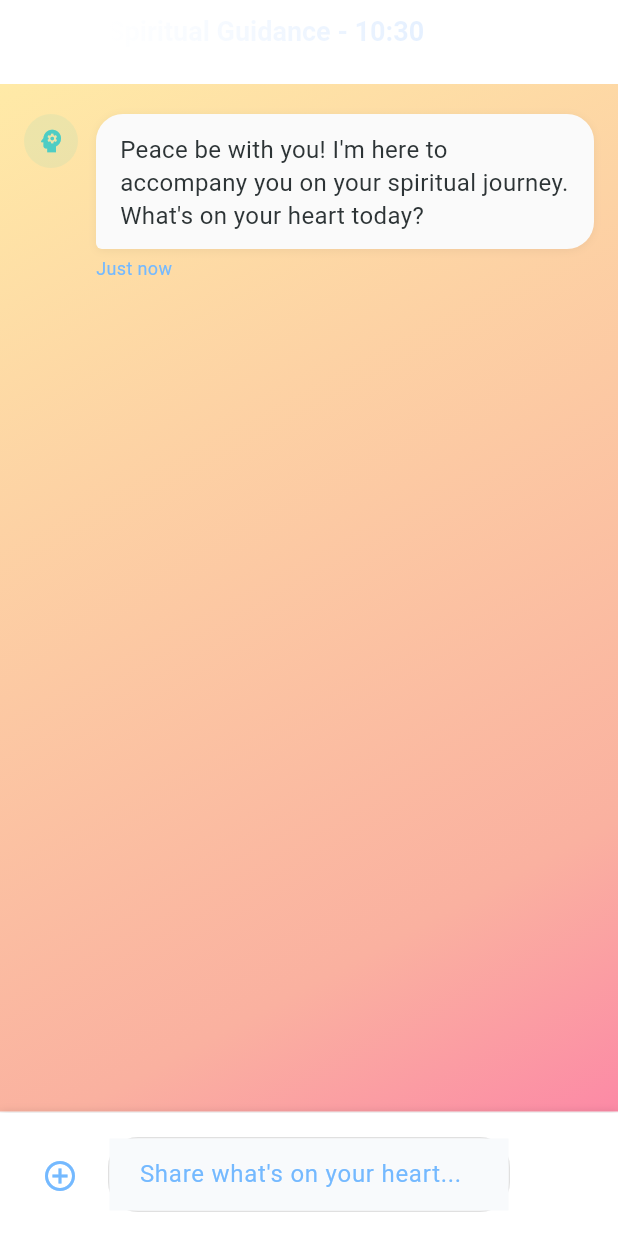
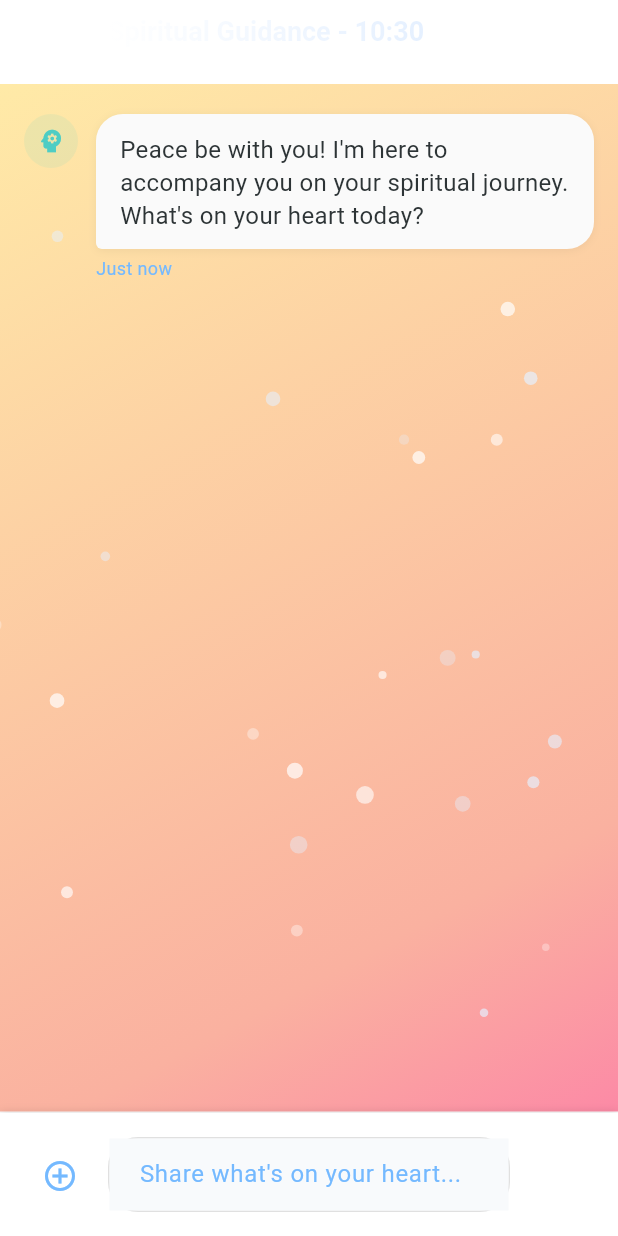
Before and after one commit to ronospace/HealPray, a Flutter app: the ChatScreen screen opened by its route, on a phone screen of 412 x 824 dp. Run offline on Flutter 3.47's test engine with Material 3 defaults, Android fonts, the light colour scheme and no system bars; our stand-ins replace cloud_firestore, connectivity_plus, device_info_plus, equatable, firebase_analytics, firebase_auth and 19 more; accounts and stored records are empty; generated files the repository leaves out were written again; Roboto replaces fonts that are missing (Poppins).

Commit message:
✨ Advanced design enhancements - Premium spiritual experience
🎨 New Design Features:
- FloatingParticles: Beautiful atmospheric particle animations
- EnhancedGlassCard: Shimmer effects + smooth press interactions
- Animated gradient backgrounds with particles across all screens
- Enhanced micro-interactions with scale animations

💎 Enhanced Components:
- Spiritual quote card with shimmer effect
- Daily streak card with enhanced glassmorphism
- Mood summary card with premium glass styling
- Recent activity cards with shimmer and enhanced depth
- All quick action buttons with gradient glass effects

🌟 Visual Improvements:
- Consistent white text on gradient backgrounds
- Improved contrast and readability
- Joyful, uplifting color palette
- Smooth animations throughout
- Professional depth with enhanced shadows

✅ Results:
- World-class spiritual wellness app design
- Happy, peaceful, and inspiring aesthetics
- Smooth 60fps animations
- Premium feel throughout the entire app

```diff
--- a/healpray_mobile/lib/core/widgets/animated_gradient_background.dart
+++ b/healpray_mobile/lib/core/widgets/animated_gradient_background.dart
@@ -1,4 +1,5 @@
 import 'package:flutter/material.dart';
+import 'floating_particles.dart';
 
 /// Flow AI-style animated gradient background
 /// Smooth transitions between colors based on time and context
@@ -8,11 +9,13 @@ class AnimatedGradientBackground extends StatefulWidget {
     required this.child,
     this.gradientColors,
     this.animationDuration = const Duration(seconds: 3),
+    this.enableParticles = true,
   });
 
   final Widget child;
   final List<Color>? gradientColors;
   final Duration animationDuration;
+  final bool enableParticles;
 
   @override
   State<AnimatedGradientBackground> createState() =>
@@ -64,7 +67,20 @@ class _AnimatedGradientBackgroundState
               ],
             ),
           ),
-          child: widget.child,
+          child: Stack(
+            children: [
+              // Floating particles layer
+              if (widget.enableParticles)
+                const Positioned.fill(
+                  child: FloatingParticles(
+                    numberOfParticles: 30,
+                    colors: [Colors.white, Color(0xFFE5F0FF)],
+                  ),
+                ),
+              // Content
+              widget.child,
+            ],
+          ),
         );
       },
     );
--- /dev/null
+++ b/healpray_mobile/lib/core/widgets/floating_particles.dart
@@ -0,0 +1,132 @@
+import 'dart:math';
+import 'package:flutter/material.dart';
+
+/// Floating particles animation for atmospheric background effects
+class FloatingParticles extends StatefulWidget {
+  const FloatingParticles({
+    super.key,
+    this.numberOfParticles = 30,
+    this.colors = const [Colors.white, Color(0xFFE5F0FF)],
+    this.minSize = 2.0,
+    this.maxSize = 6.0,
+  });
+
+  final int numberOfParticles;
+  final List<Color> colors;
+  final double minSize;
+  final double maxSize;
+
+  @override
+  State<FloatingParticles> createState() => _FloatingParticlesState();
+}
+
+class _FloatingParticlesState extends State<FloatingParticles>
+    with SingleTickerProviderStateMixin {
+  late AnimationController _controller;
+  final List<Particle> _particles = [];
+  final Random _random = Random();
+
+  @override
+  void initState() {
+    super.initState();
+    _controller = AnimationController(
+      vsync: this,
+      duration: const Duration(seconds: 20),
+    )..repeat();
+
+    // Initialize particles
+    for (int i = 0; i < widget.numberOfParticles; i++) {
+      _particles.add(_createParticle());
+    }
+  }
+
+  Particle _createParticle() {
+    return Particle(
+      x: _random.nextDouble(),
+      y: _random.nextDouble(),
+      size: widget.minSize +
+          _random.nextDouble() * (widget.maxSize - widget.minSize),
+      color: widget.colors[_random.nextInt(widget.colors.length)]
+          .withOpacity(0.3 + _random.nextDouble() * 0.4),
+      speedX: (_random.nextDouble() - 0.5) * 0.002,
+      speedY: -0.001 - _random.nextDouble() * 0.002,
+    );
+  }
+
+  @override
+  void dispose() {
+    _controller.dispose();
+    super.dispose();
+  }
+
+  @override
+  Widget build(BuildContext context) {
+    return AnimatedBuilder(
+      animation: _controller,
+      builder: (context, child) {
+        // Update particle positions
+        for (var particle in _particles) {
+          particle.x += particle.speedX;
+          particle.y += particle.speedY;
+
+          // Reset particles that go off screen
+          if (particle.y < -0.1) {
+            particle.y = 1.1;
+            particle.x = _random.nextDouble();
+          }
+          if (particle.x < -0.1 || particle.x > 1.1) {
+            particle.x = _random.nextDouble();
+            particle.y = 1.1;
+          }
+        }
+
+        return CustomPaint(
+          painter: _ParticlePainter(_particles),
+          size: Size.infinite,
+        );
+      },
+    );
+  }
+}
+
+class Particle {
+  double x;
+  double y;
+  final double size;
+  final Color color;
+  final double speedX;
+  final double speedY;
+
+  Particle({
+    required this.x,
+    required this.y,
+    required this.size,
+    required this.color,
+    required this.speedX,
+    required this.speedY,
+  });
+}
+
+class _ParticlePainter extends CustomPainter {
+  final List<Particle> particles;
+
+  _ParticlePainter(this.particles);
+
+  @override
+  void paint(Canvas canvas, Size size) {
+    for (var particle in particles) {
+      final paint = Paint()
+        ..color = particle.color
+        ..style = PaintingStyle.fill;
+
+      canvas.drawCircle(
+        Offset(particle.x * size.width, particle.y * size.height),
+        particle.size,
+        paint,
+      );
+    }
+  }
+
+  @override
+  bool shouldRepaint(_ParticlePainter oldDelegate) => true;
+}
```
Also changed, not shown: healpray_mobile/lib/core/widgets/enhanced_glass_card.dart (added, +166 -0 lines), healpray_mobile/lib/features/main/screens/home_screen.dart (+14 -17 lines), healpray_mobile/lib/features/main/widgets/daily_streak_card.dart (+9 -22 lines), healpray_mobile/lib/features/main/widgets/mood_summary_card.dart (+10 -27 lines), healpray_mobile/lib/features/main/widgets/spiritual_quote_card.dart (+6 -15 lines).
